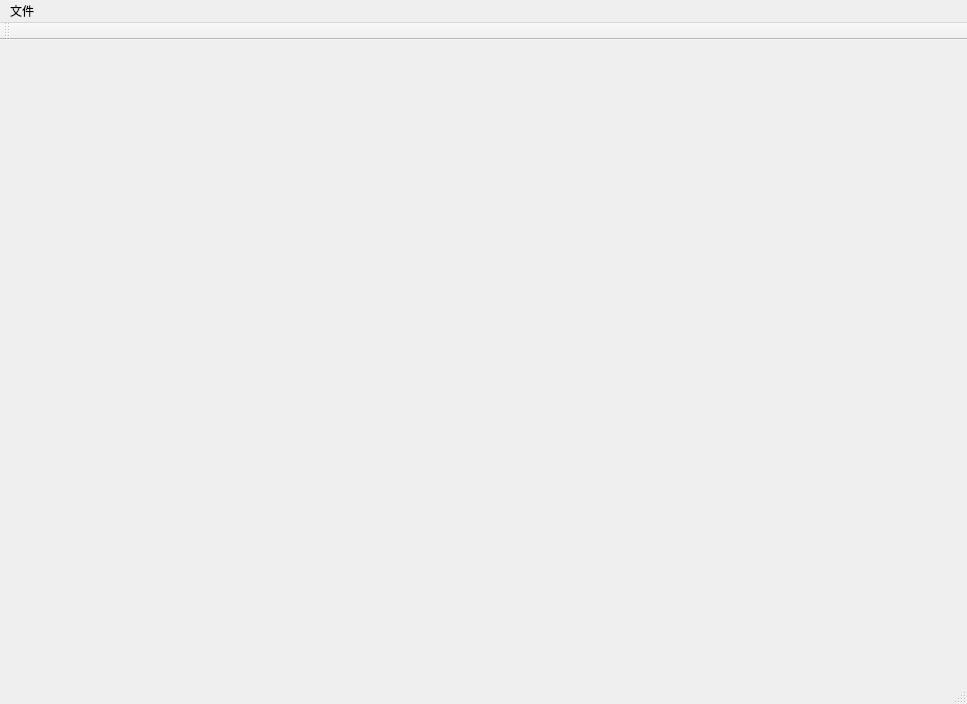
SxyHack/AppSxyEngine, file MainWindow.ui: the form before one commit.
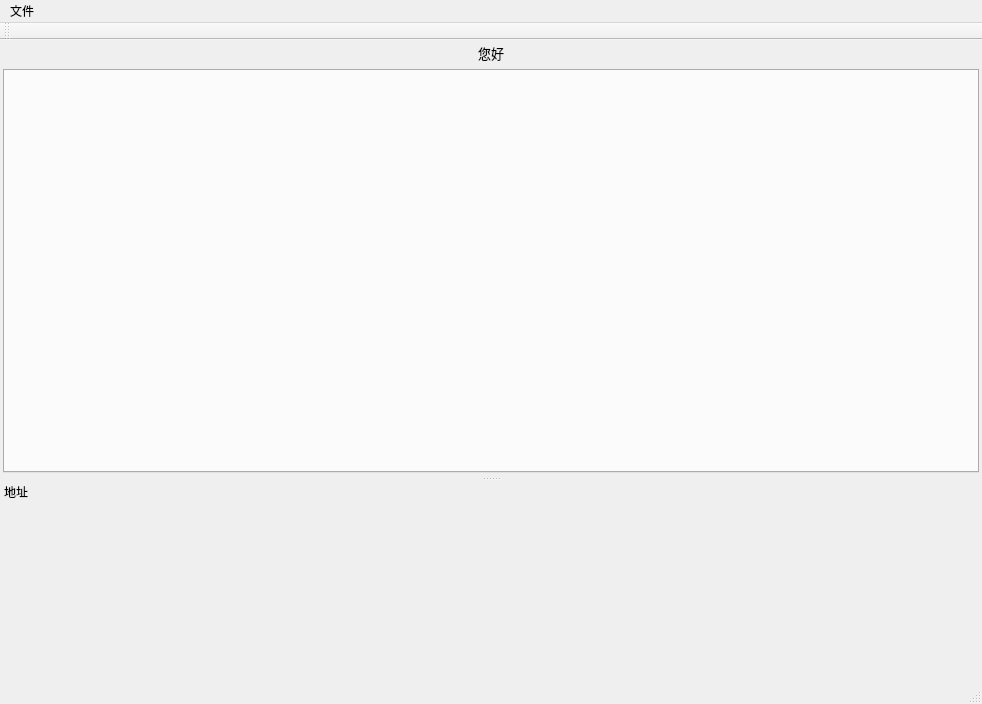
The form after the commit.

```diff
--- a/MainWindow.ui
+++ b/MainWindow.ui
@@ -6,7 +6,7 @@
    <rect>
     <x>0</x>
     <y>0</y>
-    <width>967</width>
+    <width>982</width>
     <height>704</height>
    </rect>
   </property>
@@ -14,14 +14,50 @@
    <string>MainWindow</string>
   </property>
   <widget class="QWidget" name="centralWidget">
-   <layout class="QGridLayout" name="gridLayout"/>
+   <layout class="QVBoxLayout" name="verticalLayout">
+    <property name="leftMargin">
+     <number>3</number>
+    </property>
+    <property name="topMargin">
+     <number>3</number>
+    </property>
+    <property name="rightMargin">
+     <number>3</number>
+    </property>
+    <property name="bottomMargin">
+     <number>3</number>
+    </property>
+    <item>
+     <widget class="QLabel" name="txtProcessName">
+      <property name="font">
+       <font>
+        <family>更纱黑体 SC</family>
+        <pointsize>10</pointsize>
+       </font>
+      </property>
+      <property name="text">
+       <string>您好</string>
+      </property>
+      <property name="alignment">
+       <set>Qt::AlignCenter</set>
+      </property>
+     </widget>
+    </item>
+    <item>
+     <widget class="QTabWidget" name="tabWidget">
+      <property name="currentIndex">
+       <number>-1</number>
+      </property>
+     </widget>
+    </item>
+   </layout>
   </widget>
   <widget class="QMenuBar" name="menuBar">
    <property name="geometry">
     <rect>
      <x>0</x>
      <y>0</y>
-     <width>967</width>
+     <width>982</width>
      <height>23</height>
     </rect>
    </property>
@@ -42,6 +78,27 @@
    </attribute>
   </widget>
   <widget class="QStatusBar" name="statusBar"/>
+  <widget class="QDockWidget" name="dock">
+   <property name="minimumSize">
+    <size>
+     <width>40</width>
+     <height>200</height>
+    </size>
+   </property>
+   <property name="features">
+    <set>QDockWidget::NoDockWidgetFeatures</set>
+   </property>
+   <property name="allowedAreas">
+    <set>Qt::BottomDockWidgetArea</set>
+   </property>
+   <property name="windowTitle">
+    <string>地址</string>
+   </property>
+   <attribute name="dockWidgetArea">
+    <number>8</number>
+   </attribute>
+   <widget class="QWidget" name="dockContents"/>
+  </widget>
   <action name="actionOpen">
    <property name="text">
     <string>打开进程</string>
```
